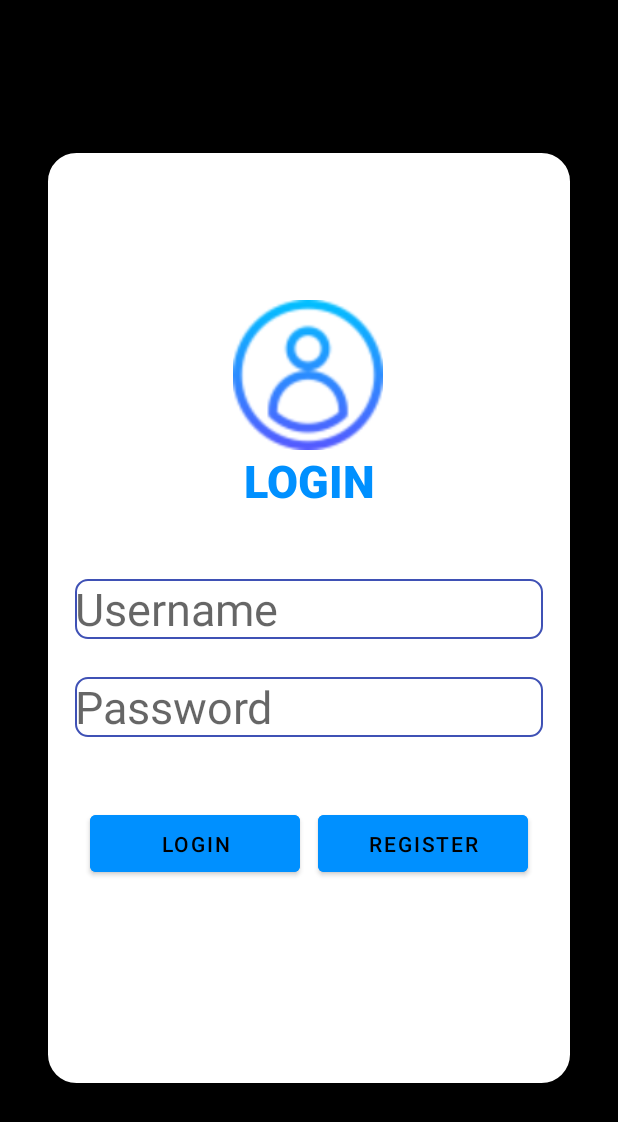
After one commit to VihKag/AndroidML_project, an Android app: the layout activity_login.xml on its own in the app's theme, with its tools: preview values and no code run, on a phone screen of 412 x 824 dp. The commit adds this screen. Shown: the top 1122 px of the screen. Run offline under Robolectric (Android 15) with nearby library versions, the phone set to English and light mode, and no system bars.

Commit message:
add layout login

```diff
--- /dev/null
+++ b/AppAIAndroid/AppAIAndroid/app/src/main/res/drawable/login_input.xml
@@ -0,0 +1,8 @@
+<!-- login_button_bg.xml -->
+<shape xmlns:android="http://schemas.android.com/apk/res/android">
+    <solid android:color="#00FFFFFF" /> <!-- Màu nền của button là màu trắng -->
+    <corners android:radius="8dp" /> <!-- Bo tròn góc của button -->
+    <stroke
+        android:width="1dp"
+        android:color="#3F51B5" /> <!-- Viền của button -->
+</shape>
--- /dev/null
+++ b/AppAIAndroid/AppAIAndroid/app/src/main/res/layout/activity_login.xml
@@ -0,0 +1,110 @@
+<?xml version="1.0" encoding="utf-8"?>
+<androidx.constraintlayout.widget.ConstraintLayout xmlns:android="http://schemas.android.com/apk/res/android"
+    xmlns:app="http://schemas.android.com/apk/res-auto"
+    xmlns:tools="http://schemas.android.com/tools"
+    android:layout_width="match_parent"
+    android:layout_height="match_parent"
+    android:background="@color/black">
+
+    <androidx.constraintlayout.widget.ConstraintLayout
+        android:layout_width="match_parent"
+        android:layout_height="match_parent"
+        android:layout_marginStart="30dp"
+        android:layout_marginEnd="30dp"
+        android:layout_marginTop="100dp"
+        android:layout_marginBottom="100dp"
+        android:background="@drawable/search_view"
+        app:layout_constraintEnd_toEndOf="parent"
+        app:layout_constraintStart_toStartOf="parent"
+        tools:layout_editor_absoluteY="100dp">
+
+
+        <ImageView
+            android:id="@+id/imageViewUser"
+            android:layout_width="100dp"
+            android:layout_height="100dp"
+            android:layout_marginTop="100dp"
+            android:src="@drawable/user"
+            app:layout_constraintEnd_toEndOf="parent"
+            app:layout_constraintHorizontal_bias="0.498"
+            app:layout_constraintStart_toStartOf="parent"
+            app:layout_constraintTop_toTopOf="parent" />
+
+        <TextView
+            android:id="@+id/textView3"
+            android:layout_width="wrap_content"
+            android:layout_height="wrap_content"
+            android:fontFamily="sans-serif-black"
+            android:text="LOGIN"
+            android:textColor="@color/light_blue"
+            android:textSize="30sp"
+            android:textStyle="bold"
+            app:layout_constraintEnd_toEndOf="parent"
+            app:layout_constraintStart_toStartOf="parent"
+            app:layout_constraintTop_toBottomOf="@+id/imageViewUser" />
+
+        <EditText
+            android:id="@+id/editTextUsername"
+            android:layout_width="match_parent"
+            android:layout_height="40dp"
+            android:layout_marginTop="45dp"
+            android:layout_marginStart="20dp"
+            android:layout_marginEnd="20dp"
+            android:background="@drawable/login_input"
+            android:hint="Username"
+            android:textSize="30sp"
+            app:layout_constraintEnd_toEndOf="parent"
+            app:layout_constraintStart_toStartOf="parent"
+            app:layout_constraintTop_toBottomOf="@+id/textView3"
+            tools:ignore="MissingConstraints,TouchTargetSizeCheck" />
+
+
+        <EditText
+            android:id="@+id/editTextPassword"
+            android:layout_width="match_parent"
+            android:layout_height="40dp"
+            android:layout_marginTop="25dp"
+            android:background="@drawable/login_input"
+            android:hint="Password"
+            android:layout_marginStart="20dp"
+            android:layout_marginEnd="20dp"
+            android:inputType="textPassword"
+            android:textSize="30sp"
+            app:layout_constraintEnd_toEndOf="parent"
+            app:layout_constraintStart_toStartOf="parent"
+            app:layout_constraintTop_toBottomOf="@+id/editTextUsername"
+            tools:ignore="TouchTargetSizeCheck" />
+
+
+        <Button
+            android:id="@+id/buttonLogin"
+            android:layout_width="140dp"
+            android:layout_height="50dp"
+            android:layout_marginStart="30dp"
+            android:backgroundTint="@color/light_blue"
+            android:text="Login"
+            app:layout_constraintBottom_toBottomOf="parent"
+            app:layout_constraintEnd_toEndOf="parent"
+            app:layout_constraintHorizontal_bias="0.0"
+            app:layout_constraintStart_toStartOf="parent"
+            app:layout_constraintTop_toBottomOf="@+id/editTextPassword"
+            app:layout_constraintVertical_bias="0.25" />
+
+        <Button
+            android:id="@+id/buttonRegister"
+            android:layout_width="140dp"
+            android:layout_height="50dp"
+            android:layout_marginEnd="30dp"
+            android:backgroundTint="@color/light_blue"
+            android:text="Register"
+            app:layout_constraintBaseline_toBaselineOf="@+id/buttonLogin"
+            app:layout_constraintEnd_toEndOf="parent"
+            app:layout_constraintHorizontal_bias="1.0"
+            app:layout_constraintStart_toStartOf="parent" />
+
+    </androidx.constraintlayout.widget.ConstraintLayout>
+
+
+
+
+</androidx.constraintlayout.widget.ConstraintLayout>
--- a/AppAIAndroid/AppAIAndroid/app/src/main/res/values/colors.xml
+++ b/AppAIAndroid/AppAIAndroid/app/src/main/res/values/colors.xml
@@ -10,4 +10,6 @@
     <color name="pressed_color" tools:ignore="MissingDefaultResource">#18FFFF</color> <!-- màu đỏ khi button được ấn -->
     <color name="default_color" tools:ignore="MissingDefaultResource">#448AFF</color> <!-- màu xanh lá cây mặc định của button -->
     <color name="blue" tools:ignore="MissingDefaultResource">#3D5AFE</color>
+    <color name="light_blue">#0090FF</color>
+    <color name="blank_page">#F1F1F1</color>
 </resources>
```
Also changed, not shown: AppAIAndroid/AppAIAndroid/app/src/main/res/drawable/user.png (added), 18 other files.
